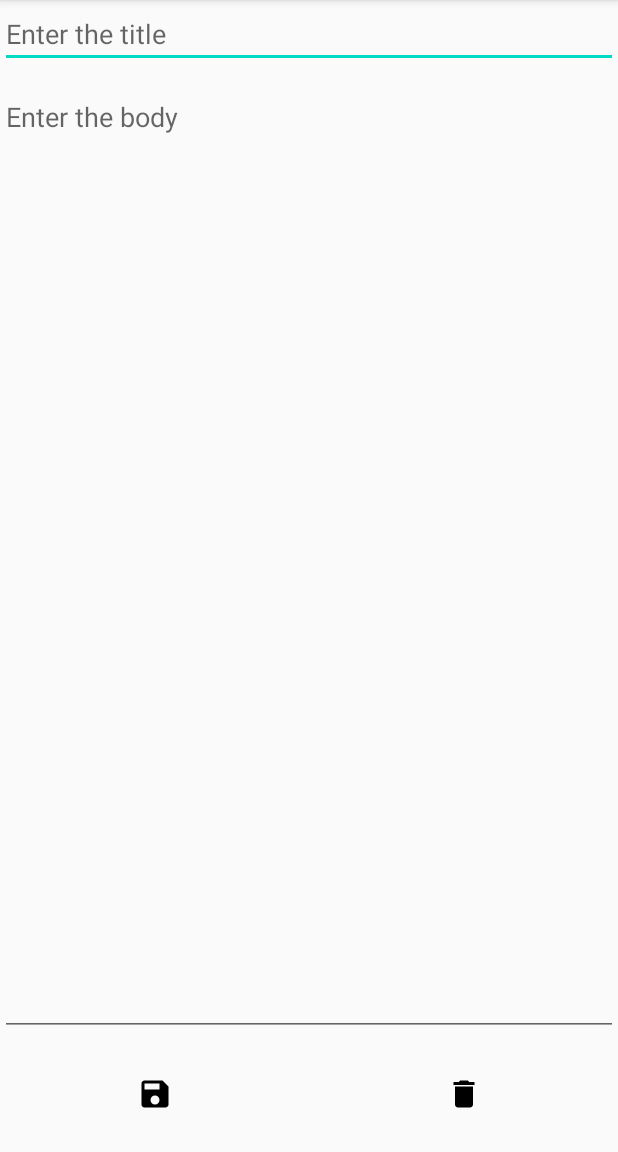
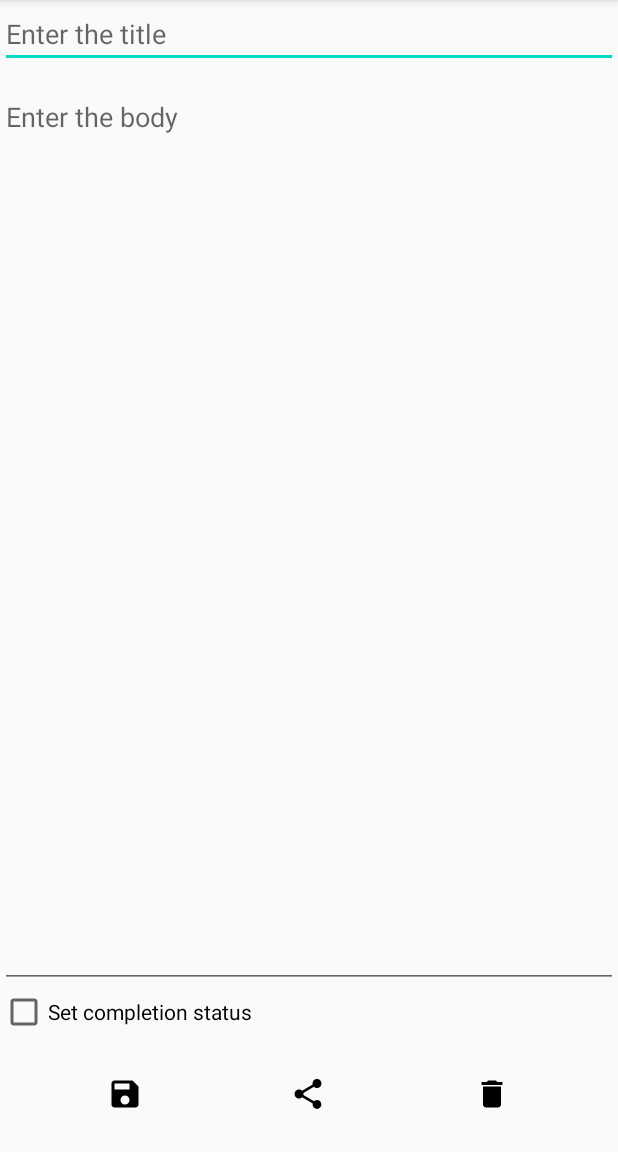
Before and after one commit to pratikg1999/Task_App, an Android app: the screen it shows after launch (TaskEditActivity), after a tap on "Add task", on a phone screen of 412 x 824 dp, the part 84-1236 px from its top. Run offline under Robolectric (Android 15) with nearby library versions, the phone set to English and light mode, and no system bars.

Commit message:
All functionalities made, UI changes remaining

```diff
--- a/app/src/main/java/com/pratik/taskapp/TaskEditActivity.java
+++ b/app/src/main/java/com/pratik/taskapp/TaskEditActivity.java
@@ -6,6 +6,7 @@ import android.content.Context;
 import android.content.Intent;
 import android.os.Bundle;
 import android.view.View;
+import android.widget.CheckBox;
 import android.widget.EditText;
 import android.widget.ImageButton;
 import android.widget.Toast;
@@ -21,6 +22,8 @@ public class TaskEditActivity extends AppCompatActivity implements View.OnClickL
     EditText etBody;
     ImageButton btSave;
     ImageButton btDelete;
+    CheckBox cbDoneStatus;
+    ImageButton btShare;
     private TaskEditPresenter presenter;
 
     @Override
@@ -32,12 +35,14 @@ public class TaskEditActivity extends AppCompatActivity implements View.OnClickL
         etBody = findViewById(R.id.et_body);
         btSave = findViewById(R.id.bt_save_btn);
         btDelete = findViewById(R.id.bt_delete_btn);
-
+        btShare = findViewById(R.id.bt_share_btn);
+        cbDoneStatus = findViewById(R.id.cb_edit_done_status);
         presenter = new TaskEditPresenterImpl(this, Constants.global_interactor);
         presenter.initialize();
 
         btSave.setOnClickListener(this);
         btDelete.setOnClickListener(this);
+        btShare.setOnClickListener(this);
 
     }
 
@@ -50,7 +55,20 @@ public class TaskEditActivity extends AppCompatActivity implements View.OnClickL
             case R.id.bt_delete_btn:
                 presenter.onDeleteButtonClick();
                 break;
+            case R.id.bt_share_btn:
+                presenter.onShareButtonClick();
         }
+    }
+
+    @Override
+    public void onBackPressed() {
+//        Toast.makeText(this, "back presed", Toast.LENGTH_SHORT).show();
+        presenter.onBackPressed();
+    }
+
+    @Override
+    protected void onDestroy() {
+        super.onDestroy();
     }
 
     public void setTaskTitle(String title){
@@ -76,4 +94,13 @@ public class TaskEditActivity extends AppCompatActivity implements View.OnClickL
     public void showToast(String message) {
         Toast.makeText(this, message, Toast.LENGTH_SHORT).show();
     }
+
+    public boolean getDoneStatus() {
+        return cbDoneStatus.isChecked();
+    }
+
+    public void setErrorOnTitle(String s) {
+        etTitle.setError(s);
+        etTitle.requestFocus();
+    }
 }
--- a/app/src/main/java/com/pratik/taskapp/TaskEditPresenter.java
+++ b/app/src/main/java/com/pratik/taskapp/TaskEditPresenter.java
@@ -6,4 +6,8 @@ interface TaskEditPresenter {
     void initialize();
 
     void onDeleteButtonClick();
+
+    void onShareButtonClick();
+
+    void onBackPressed();
 }
--- a/app/src/main/java/com/pratik/taskapp/TasksInteractor.java
+++ b/app/src/main/java/com/pratik/taskapp/TasksInteractor.java
@@ -12,8 +12,9 @@ interface TasksInteractor {
     boolean deleteTaskAt(int index); // TODO create task not found exception and add throws here
     boolean deleteTask(Task taskToDelete);
 
-    Task editTaskAt(int index, String newTitle, String newBody); // TODO create task not found exception and add throws here
-    Task editTask(Task taskToEdit, String newTitle, String newBody);
+    Task editTaskAt(int index, String newTitle, String newBody, boolean doneStatus); // TODO create task not found exception and add throws here
+    Task editTask(Task taskToEdit, String newTitle, String newBody, boolean doneStatus);
+
 
     void setCompletionStatus(Task task, boolean status);
     void setCompletionStatusAt(int index, boolean status); // TODO create task not found exception and add throws here
--- a/app/src/main/java/com/pratik/taskapp/TasksInteractorImpl.java
+++ b/app/src/main/java/com/pratik/taskapp/TasksInteractorImpl.java
@@ -42,10 +42,10 @@ class TasksInteractorImpl implements TasksInteractor {
         preferences = context.getSharedPreferences(SP_NAME, context.MODE_PRIVATE);
         curIdCounter = preferences.getInt(CUR_ID_KEY, 0);
         taskList = readTasksFromSP();
-        for(int i =0; i<3; i++){
-            taskList.add(new Task(curIdCounter, "title " +i, "body "+i ));
-            incrementCurId();
-        }
+//        for(int i =0; i<3; i++){
+//            taskList.add(new Task(curIdCounter, "title " +i, "body "+i ));
+//            incrementCurId();
+//        }
         saveTasksToSP(taskList);
     }
 
@@ -81,16 +81,17 @@ class TasksInteractorImpl implements TasksInteractor {
     }
 
     @Override
-    public Task editTaskAt(int index, String newTitle, String newBody) {
+    public Task editTaskAt(int index, String newTitle, String newBody, boolean doneStatus) {
 //        Task task = findTaskWithId(index, taskList);
         Task task = taskList.get(index);
-        return editTask(task, newTitle, newBody);
+        return editTask(task, newTitle, newBody, doneStatus);
     }
 
     @Override
-    public Task editTask(Task taskToEdit, String newTitle, String newBody) {
+    public Task editTask(Task taskToEdit, String newTitle, String newBody, boolean doneStatus) {
         taskToEdit.setTitle(newTitle);
         taskToEdit.setBody(newBody);
+        taskToEdit.setDone(doneStatus);
         saveTasksToSP(taskList);
         onTransactionFinishedListener.onFinished(taskList);
         return taskToEdit;
@@ -98,7 +99,7 @@ class TasksInteractorImpl implements TasksInteractor {
 
     @Override
     public void setCompletionStatus(Task task, boolean status) {
-        task.setCompletionStatus(status);
+        task.setDone(status);
         saveTasksToSP(taskList);
     }
 
--- /dev/null
+++ b/app/src/main/res/drawable/ic_share_black_24dp.xml
@@ -0,0 +1,9 @@
+<vector xmlns:android="http://schemas.android.com/apk/res/android"
+        android:width="24dp"
+        android:height="24dp"
+        android:viewportWidth="24.0"
+        android:viewportHeight="24.0">
+    <path
+        android:fillColor="#FF000000"
+        android:pathData="M18,16.08c-0.76,0 -1.44,0.3 -1.96,0.77L8.91,12.7c0.05,-0.23 0.09,-0.46 0.09,-0.7s-0.04,-0.47 -0.09,-0.7l7.05,-4.11c0.54,0.5 1.25,0.81 2.04,0.81 1.66,0 3,-1.34 3,-3s-1.34,-3 -3,-3 -3,1.34 -3,3c0,0.24 0.04,0.47 0.09,0.7L8.04,9.81C7.5,9.31 6.79,9 6,9c-1.66,0 -3,1.34 -3,3s1.34,3 3,3c0.79,0 1.5,-0.31 2.04,-0.81l7.12,4.16c-0.05,0.21 -0.08,0.43 -0.08,0.65 0,1.61 1.31,2.92 2.92,2.92 1.61,0 2.92,-1.31 2.92,-2.92s-1.31,-2.92 -2.92,-2.92z"/>
+</vector>
--- a/app/src/main/res/layout/activity_task_edit.xml
+++ b/app/src/main/res/layout/activity_task_edit.xml
@@ -21,36 +21,79 @@
             android:layout_marginBottom="10dp"/>
         <EditText
             android:id="@+id/et_body"
+            android:layout_weight="1"
             android:gravity="top"
             android:layout_width="match_parent"
-            android:layout_height="match_parent"
+            android:layout_height="fill_parent"
             android:hint="Enter the body"/>
 
+        <CheckBox
+            android:id="@+id/cb_edit_done_status"
+            android:layout_width="wrap_content"
+            android:layout_height="wrap_content"
+            android:text="Set completion status" />
 
     </LinearLayout>
     <LinearLayout
         android:layout_width="match_parent"
         android:layout_height="0dp"
         android:layout_margin="0dp"
+        android:backgroundTint="@android:color/holo_blue_dark"
         android:gravity="fill_horizontal"
+        android:orientation="horizontal"
         android:layout_weight="1">
+
+        <Space
+            android:layout_width="0dp"
+            android:layout_height="1dp"
+            android:layout_weight="1"
+            tools:ignore="NestedWeights">
+        </Space>
 
         <ImageButton
             android:id="@+id/bt_save_btn"
+            android:layout_width="wrap_content"
+            android:layout_height="match_parent"
+            android:adjustViewBounds="true"
+            android:background="@null"
+            android:gravity="center_horizontal|center_vertical"
+            android:src="@drawable/ic_save_black_24dp"/>
+
+        <Space
             android:layout_width="0dp"
-            android:layout_weight="1"
+            android:layout_height="1dp"
+            android:layout_weight="1" >
+        </Space>
+
+
+        <ImageButton
+            android:id="@+id/bt_share_btn"
+            android:layout_width="wrap_content"
             android:layout_height="match_parent"
-            android:background="#00AAAAAA"
-            android:src="@drawable/ic_save_black_24dp"/>
+            android:adjustViewBounds="true"
+            android:background="@null"
+            android:gravity="center_horizontal|center_vertical"
+            android:src="@drawable/ic_share_black_24dp"/>
+        <Space
+            android:layout_width="0dp"
+            android:layout_height="1dp"
+            android:layout_weight="1" >
+        </Space>
 
         <ImageButton
             android:id="@+id/bt_delete_btn"
-            android:layout_width="0dp"
-            android:layout_weight="1"
+            android:layout_width="wrap_content"
             android:layout_height="match_parent"
-            android:background="#00AAAAAA"
+            android:adjustViewBounds="true"
+            android:background="@null"
+            android:gravity="center_horizontal|center_vertical"
             android:src="@drawable/ic_delete_black_24dp"/>
 
+        <Space
+            android:layout_width="0dp"
+            android:layout_height="1dp"
+            android:layout_weight="1" >
+        </Space>
     </LinearLayout>
 
 </LinearLayout>
```
Also changed, not shown: app/src/main/java/com/pratik/taskapp/MainActivity.java (+16 -2 lines), app/src/main/java/com/pratik/taskapp/Task.java (+5 -5 lines), app/src/main/java/com/pratik/taskapp/TaskEditPresenterImpl.java (+72 -8 lines), app/src/main/res/layout/task_card_view.xml (+17 -8 lines).
